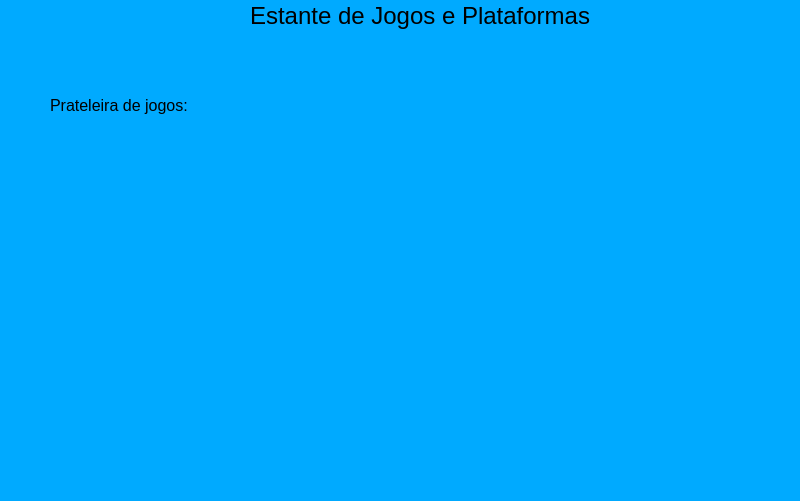
Qt form lista_de_jogos.ui (CesarOli/cadastro_de_jogos_e_plataformas) before a commit.
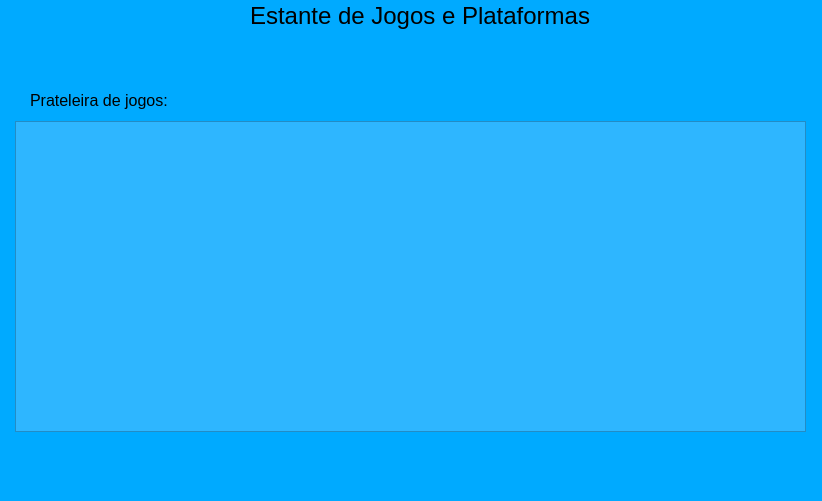
The same form after that commit.

The edit to the form file:
```diff
--- a/lista_de_jogos.ui
+++ b/lista_de_jogos.ui
@@ -6,7 +6,7 @@
    <rect>
     <x>0</x>
     <y>0</y>
-    <width>800</width>
+    <width>822</width>
     <height>501</height>
    </rect>
   </property>
@@ -52,10 +52,10 @@
    <widget class="QLabel" name="label_4">
     <property name="geometry">
      <rect>
-      <x>50</x>
-      <y>80</y>
-      <width>211</width>
-      <height>51</height>
+      <x>30</x>
+      <y>90</y>
+      <width>161</width>
+      <height>21</height>
      </rect>
     </property>
     <property name="font">
@@ -67,6 +67,19 @@
      <string>Prateleira de jogos:</string>
     </property>
    </widget>
+   <widget class="QTableWidget" name="tableWidget">
+    <property name="geometry">
+     <rect>
+      <x>15</x>
+      <y>121</y>
+      <width>791</width>
+      <height>311</height>
+     </rect>
+    </property>
+    <property name="styleSheet">
+     <string notr="true">background-color: rgb(46, 182, 255);</string>
+    </property>
+   </widget>
   </widget>
   <widget class="QMenuBar" name="menubar">
    <property name="geometry">
```
Left out of the diff: 2 changed lines with no effect on the pictures.
